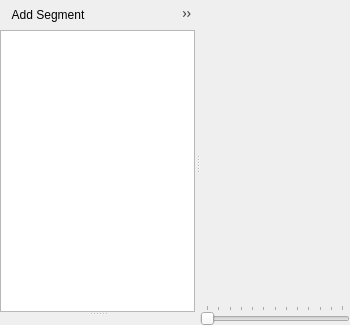
Before: the Qt Designer form res/forms/CutsceneWidget.ui in tedvalson/NovelTea, drawn with Qt 5.
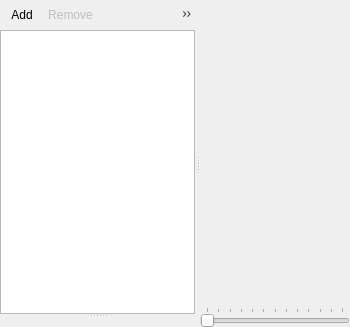
After: the same form once the commit is applied. Icons and pictures are not drawn. Custom widgets are drawn as their Qt base class.

Commit message: Have cutscene segment treeview selection follow playback/tracking

Patch:
```diff
--- a/res/forms/CutsceneWidget.ui
+++ b/res/forms/CutsceneWidget.ui
@@ -7,7 +7,7 @@
     <x>0</x>
     <y>0</y>
     <width>350</width>
-    <height>325</height>
+    <height>327</height>
    </rect>
   </property>
   <property name="sizePolicy">
@@ -22,7 +22,7 @@
   <property name="layoutDirection">
    <enum>Qt::LeftToRight</enum>
   </property>
-  <layout class="QHBoxLayout" name="horizontalLayout">
+  <layout class="QVBoxLayout" name="verticalLayout_2">
    <property name="spacing">
     <number>2</number>
    </property>
@@ -101,6 +101,8 @@
           </property>
           <addaction name="actionAddSegment"/>
           <addaction name="actionRemoveSegment"/>
+          <addaction name="actionPlayPause"/>
+          <addaction name="actionStop"/>
          </widget>
         </item>
         <item>
@@ -210,7 +212,7 @@
     </iconset>
    </property>
    <property name="text">
-    <string>Add Segment</string>
+    <string>Add</string>
    </property>
   </action>
   <action name="actionRemoveSegment">
@@ -223,7 +225,7 @@
     </iconset>
    </property>
    <property name="text">
-    <string>Remove Segment</string>
+    <string>Remove</string>
    </property>
   </action>
   <action name="actionAddText">
@@ -236,6 +238,33 @@
     <string>Page Break</string>
    </property>
   </action>
+  <action name="actionPlayPause">
+   <property name="checkable">
+    <bool>true</bool>
+   </property>
+   <property name="icon">
+    <iconset theme="media-playback-start">
+     <normaloff/>
+    </iconset>
+   </property>
+   <property name="text">
+    <string>Play / Pause</string>
+   </property>
+   <property name="toolTip">
+    <string>Play / Pause</string>
+   </property>
+  </action>
+  <action name="actionStop">
+   <property name="icon">
+    <iconset theme="media-playback-stop"/>
+   </property>
+   <property name="text">
+    <string>Stop</string>
+   </property>
+   <property name="toolTip">
+    <string>Stop</string>
+   </property>
+  </action>
  </widget>
  <customwidgets>
   <customwidget>
```
Left out of the diff: 4 changed lines with no effect on the pictures. The commit also changes 3 other files.
